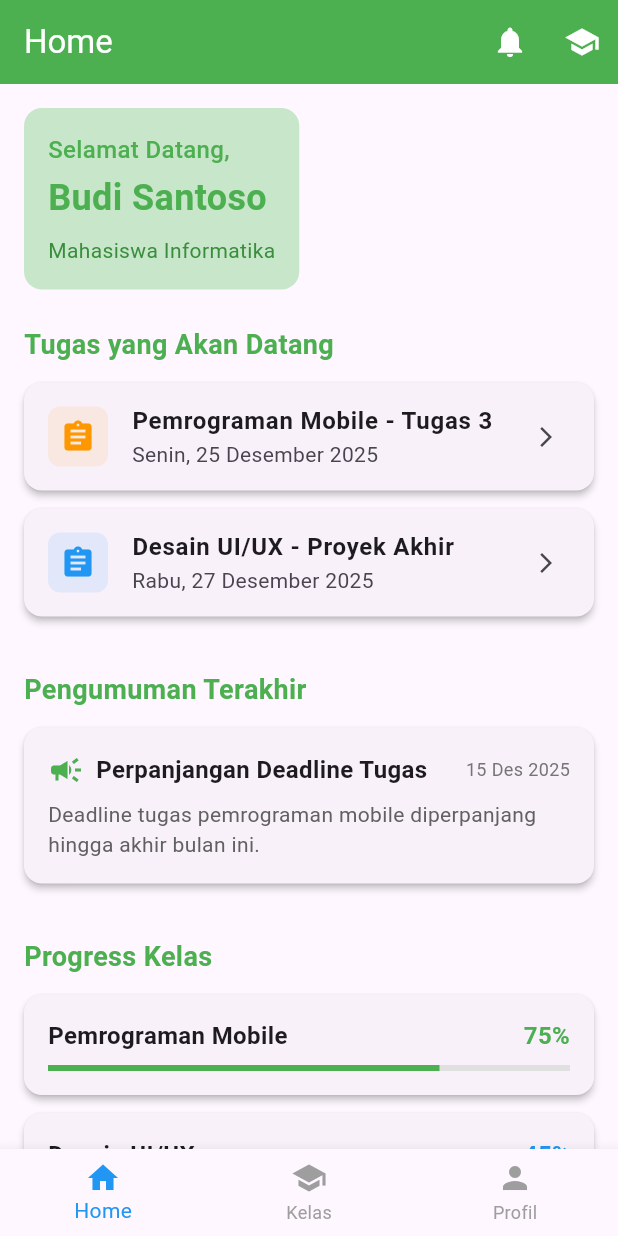
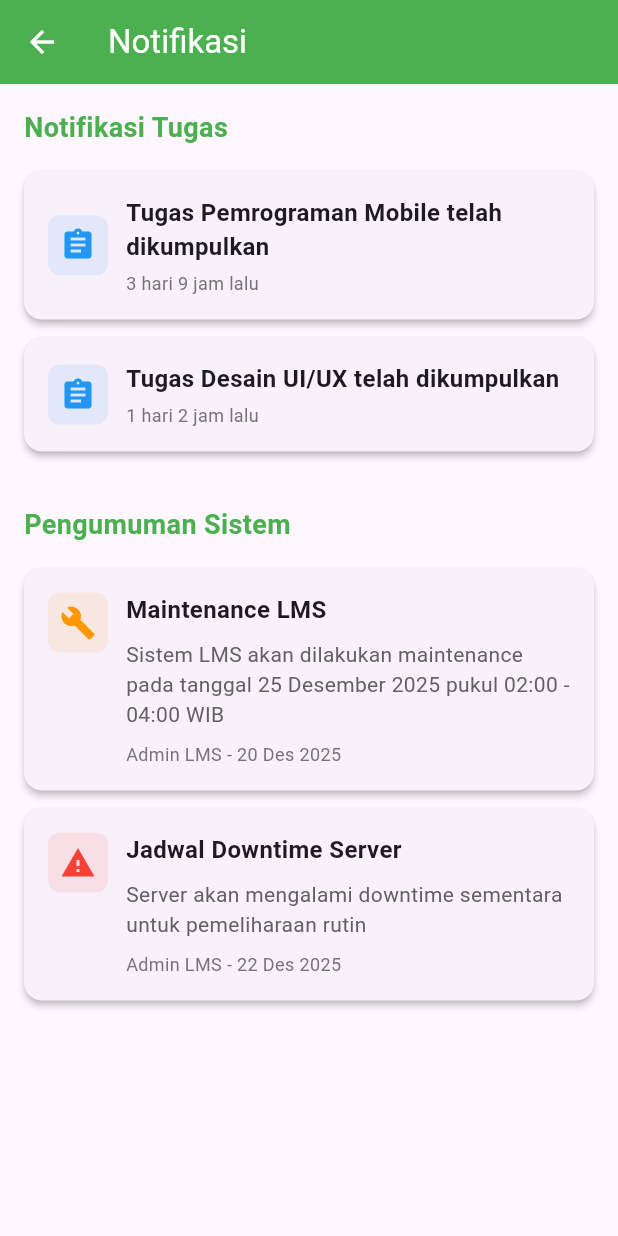
Before and after one commit to ahmadsubhann/UAS, a Flutter app: the screen it shows after launch, after a tap on the "notifications" icon, on a phone screen of 412 x 824 dp. Run offline on Flutter 3.47's test engine with Material 3 defaults, Android fonts, the phone set to English and light mode, and no system bars.

Commit message:
menambahkan is konten halaman notifikasi

```diff
--- a/lib/pages/home_page.dart
+++ b/lib/pages/home_page.dart
@@ -1,4 +1,5 @@
 import 'package:flutter/material.dart';
+import 'package:lms_app/pages/notifikasi_page.dart';
 
 class HomePage extends StatelessWidget {
   const HomePage({Key? key}) : super(key: key);
@@ -11,7 +12,15 @@ class HomePage extends StatelessWidget {
         backgroundColor: Colors.green,
         foregroundColor: Colors.white,
         actions: [
-          IconButton(icon: const Icon(Icons.notifications), onPressed: () {}),
+          IconButton(
+            icon: const Icon(Icons.notifications),
+            onPressed: () {
+              Navigator.push(
+                context,
+                MaterialPageRoute(builder: (context) => const NotifikasiPage()),
+              );
+            },
+          ),
           IconButton(
             icon: const Icon(Icons.school),
             onPressed: () {
--- /dev/null
+++ b/lib/pages/notifikasi_page.dart
@@ -0,0 +1,175 @@
+import 'package:flutter/material.dart';
+
+class NotifikasiPage extends StatelessWidget {
+  const NotifikasiPage({Key? key}) : super(key: key);
+
+  @override
+  Widget build(BuildContext context) {
+    return Scaffold(
+      appBar: AppBar(
+        title: const Text('Notifikasi'),
+        backgroundColor: Colors.green,
+        foregroundColor: Colors.white,
+      ),
+      body: SingleChildScrollView(
+        child: Padding(
+          padding: const EdgeInsets.all(16.0),
+          child: Column(
+            crossAxisAlignment: CrossAxisAlignment.start,
+            children: [
+              const Text(
+                'Notifikasi Tugas',
+                style: TextStyle(
+                  fontSize: 18,
+                  fontWeight: FontWeight.bold,
+                  color: Colors.green,
+                ),
+              ),
+              const SizedBox(height: 16),
+              _buildNotificationCard(
+                'Tugas Pemrograman Mobile telah dikumpulkan',
+                '3 hari 9 jam lalu',
+                Icons.assignment,
+                Colors.blue,
+              ),
+              _buildNotificationCard(
+                'Tugas Desain UI/UX telah dikumpulkan',
+                '1 hari 2 jam lalu',
+                Icons.assignment,
+                Colors.blue,
+              ),
+              const SizedBox(height: 24),
+
+              const Text(
+                'Pengumuman Sistem',
+                style: TextStyle(
+                  fontSize: 18,
+                  fontWeight: FontWeight.bold,
+                  color: Colors.green,
+                ),
+              ),
+              const SizedBox(height: 16),
+              _buildSystemNotificationCard(
+                'Maintenance LMS',
+                'Sistem LMS akan dilakukan maintenance pada tanggal 25 Desember 2025 pukul 02:00 - 04:00 WIB',
+                'Admin LMS - 20 Des 2025',
+                Icons.build,
+                Colors.orange,
+              ),
+              _buildSystemNotificationCard(
+                'Jadwal Downtime Server',
+                'Server akan mengalami downtime sementara untuk pemeliharaan rutin',
+                'Admin LMS - 22 Des 2025',
+                Icons.warning,
+                Colors.red,
+              ),
+            ],
+          ),
+        ),
+      ),
+    );
+  }
+
+  Widget _buildNotificationCard(
+    String title,
+    String time,
+    IconData icon,
+    Color color,
+  ) {
+    return Card(
+      margin: const EdgeInsets.only(bottom: 12),
+      elevation: 2,
+      child: Padding(
+        padding: const EdgeInsets.all(16.0),
+        child: Row(
+          children: [
+            Container(
+              width: 40,
+              height: 40,
+              decoration: BoxDecoration(
+                color: color.withOpacity(0.1),
+                borderRadius: BorderRadius.circular(8),
+              ),
+              child: Icon(icon, color: color),
+            ),
+            const SizedBox(width: 12),
+            Expanded(
+              child: Column(
+                crossAxisAlignment: CrossAxisAlignment.start,
+                children: [
+                  Text(
+                    title,
+                    style: const TextStyle(
+                      fontSize: 16,
+                      fontWeight: FontWeight.w600,
+                    ),
+                  ),
+                  const SizedBox(height: 4),
+                  Text(
+                    time,
+                    style: TextStyle(fontSize: 12, color: Colors.grey[600]),
+                  ),
+                ],
+              ),
+            ),
+          ],
+        ),
+      ),
+    );
+  }
+
+  Widget _buildSystemNotificationCard(
+    String title,
+    String content,
+    String info,
+    IconData icon,
+    Color color,
+  ) {
+    return Card(
+      margin: const EdgeInsets.only(bottom: 12),
+      elevation: 2,
+      child: Padding(
+        padding: const EdgeInsets.all(16.0),
+        child: Row(
+          crossAxisAlignment: CrossAxisAlignment.start,
+          children: [
+            Container(
+              width: 40,
+              height: 40,
+              decoration: BoxDecoration(
+                color: color.withOpacity(0.1),
+                borderRadius: BorderRadius.circular(8),
+              ),
+              child: Icon(icon, color: color),
+            ),
+            const SizedBox(width: 12),
+            Expanded(
+              child: Column(
+                crossAxisAlignment: CrossAxisAlignment.start,
+                children: [
+                  Text(
+                    title,
+                    style: const TextStyle(
+                      fontSize: 16,
+                      fontWeight: FontWeight.w600,
+                    ),
+                  ),
+                  const SizedBox(height: 8),
+                  Text(
+                    content,
+                    style: TextStyle(fontSize: 14, color: Colors.grey[700]),
+                  ),
+                  const SizedBox(height: 8),
+                  Text(
+                    info,
+                    style: TextStyle(fontSize: 12, color: Colors.grey[600]),
+                  ),
+                ],
+              ),
+            ),
+          ],
+        ),
+      ),
+    );
+  }
+}
```
